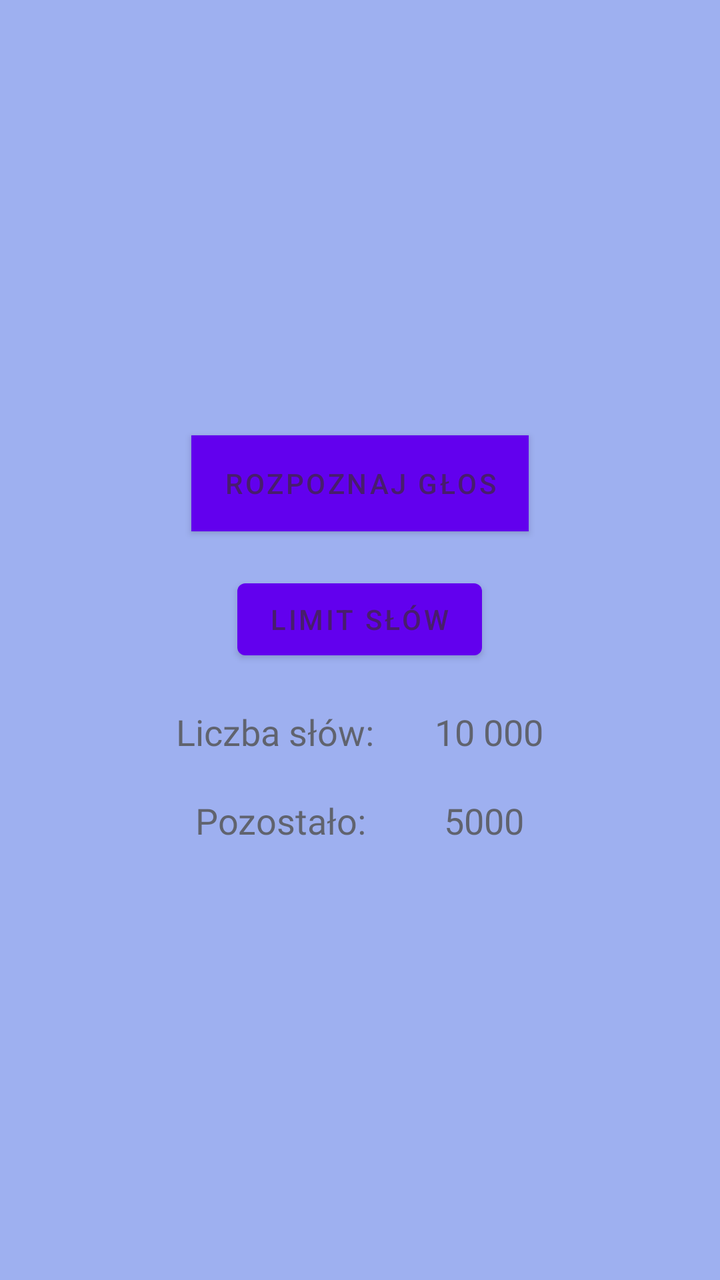
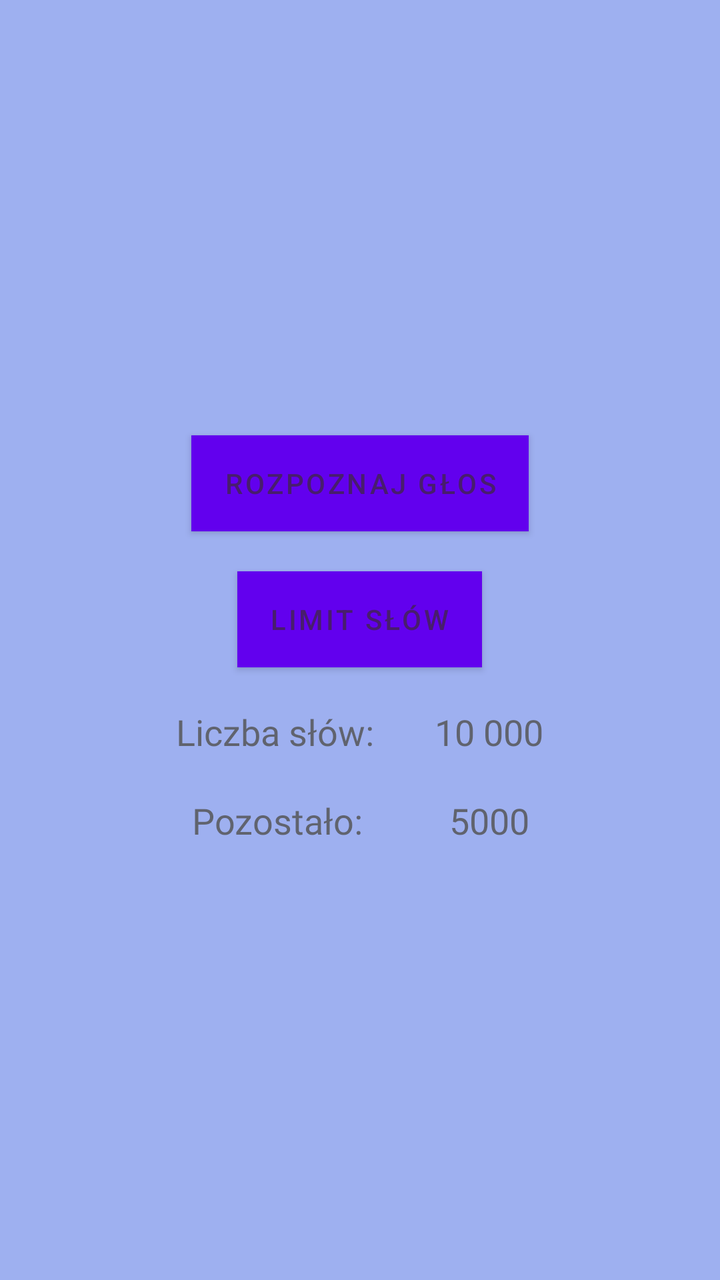

An Android layout rendered at two revisions. The XML below is the earlier revision; the diff shows what the commit changed to produce the second picture.
<!-- AndroidManifest.xml: application theme Theme.TiredTalker -->
<!-- res/layout/fragment_menu.xml -->
<?xml version="1.0" encoding="utf-8"?>
<LinearLayout
    xmlns:android="http://schemas.android.com/apk/res/android"
    android:layout_width="match_parent"
    android:layout_height="match_parent"
    android:orientation="vertical"
    android:gravity="center"
    android:background="@color/light_blue">

    <Button
        android:id="@+id/buttonRozpoznaj"
        android:layout_width="wrap_content"
        android:layout_height="wrap_content"
        android:layout_margin="10dp"
        android:background="@color/dark_blue"
        android:text="Rozpoznaj głos"
        android:textColor="@color/brown" />

    <Button
        android:id="@+id/buttonLimit"
        android:layout_width="wrap_content"
        android:layout_height="wrap_content"
        android:text="Limit słów"
        android:layout_margin="10dp"
        android:textColor="@color/brown"/>


    <TextView
        android:id="@+id/textView1"
        android:layout_width="wrap_content"
        android:layout_height="wrap_content"
        android:text="Liczba słów:
      10 000"
        android:layout_margin="10dp"
        android:gravity="center"
        android:textSize="18sp"
        android:textColor="@color/brown"
        android:fontFamily="@font/font_family"/>

    <TextView
        android:id="@+id/textView2"
        android:layout_width="wrap_content"
        android:layout_height="wrap_content"
        android:text="Pozostało:
        5000"
        android:layout_margin="10dp"
        android:gravity="center"
        android:textSize="18sp"
        android:textColor="@color/brown"
        android:fontFamily="@font/font_family"/>

</LinearLayout>
<!-- resources referenced by this layout -->
<resources>
  <color name="brown">#99373017</color>
  <color name="dark_blue">#577CFD</color>
  <color name="light_blue">#9EB0F0</color>
  <style name="Theme.TiredTalker" parent="Theme.MaterialComponents.DayNight.DarkActionBar">
          
          <item name="colorPrimary">@color/purple_500</item>
          <item name="colorPrimaryVariant">@color/purple_700</item>
          <item name="colorOnPrimary">@color/white</item>
          
          <item name="colorSecondary">@color/teal_200</item>
          <item name="colorSecondaryVariant">@color/teal_700</item>
          <item name="colorOnSecondary">@color/black</item>
          
          <item name="android:statusBarColor">?attr/colorPrimaryVariant</item>
          
      </style>
  <color name="purple_500">#FF6200EE</color>
  <color name="purple_700">#FF3700B3</color>
  <color name="white">#FFFFFFFF</color>
  <color name="teal_200">#FF03DAC5</color>
  <color name="teal_700">#FF018786</color>
  <color name="black">#FF000000</color>
</resources>

<!-- the commit's change to res/layout/fragment_menu.xml (unified diff, before → after) -->
@@ -22,6 +22,7 @@
         android:layout_height="wrap_content"
         android:text="Limit słów"
         android:layout_margin="10dp"
+        android:background="@color/dark_blue"
         android:textColor="@color/brown"/>
 
 
@@ -42,7 +43,7 @@
         android:layout_width="wrap_content"
         android:layout_height="wrap_content"
         android:text="Pozostało:
-        5000"
+         5000"
         android:layout_margin="10dp"
         android:gravity="center"
         android:textSize="18sp"
